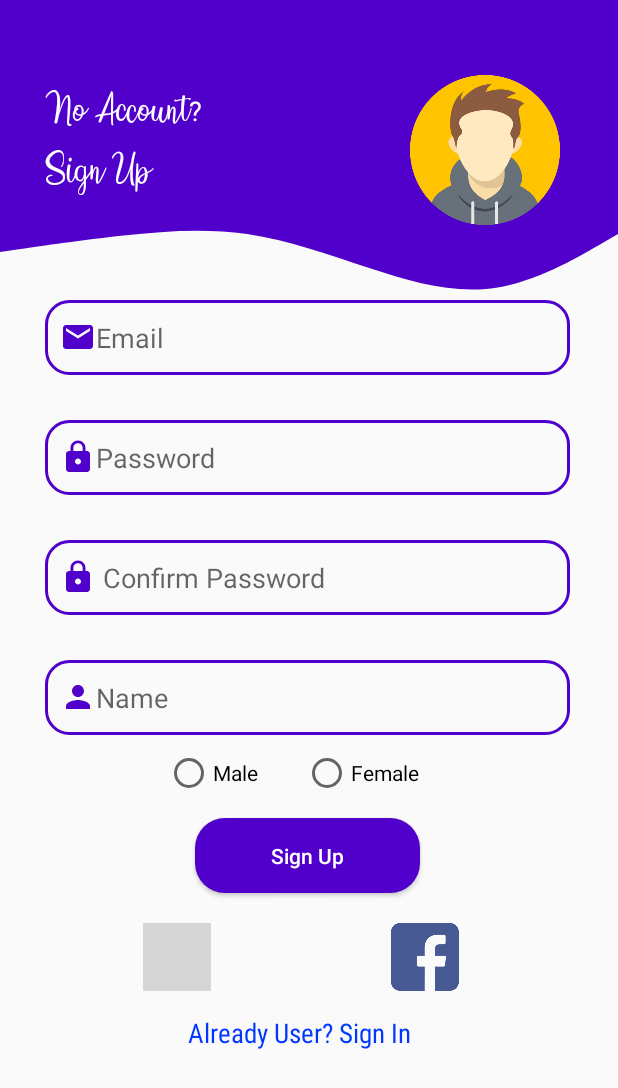
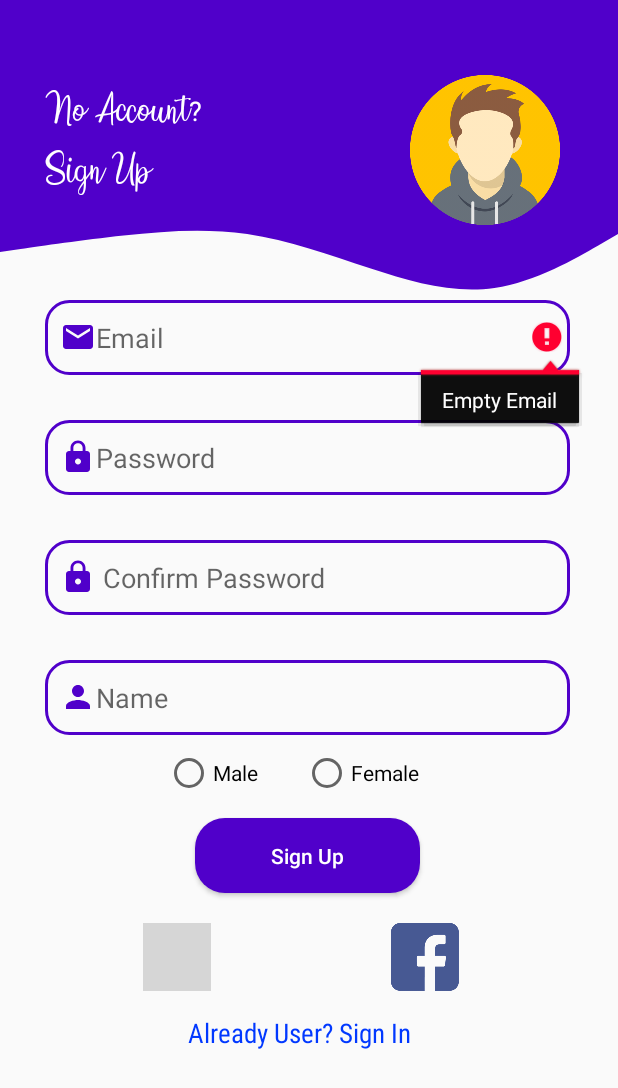
Before and after one commit to kaushikpuka1998/TinderClone-Java-, an Android app: the SignUpActivity screen opened directly, with no data from a screen before it, after a tap on "Sign Up", on a phone screen of 412 x 824 dp. Shown: the top 1088 px of the screen. Run offline under Robolectric (Android 15) with nearby library versions, the phone set to English and light mode, and no system bars; our stand-ins replace Firebase (no records; nobody signed in at launch, a user with empty details on screens opened directly); 1 statement that could not run was skipped; grey boxes are pictures that could not be loaded.

Commit message:
Radio button not operating fixed

```diff
--- a/app/src/main/java/com/kgstrivers/tinderc/SignUpActivity.java
+++ b/app/src/main/java/com/kgstrivers/tinderc/SignUpActivity.java
@@ -65,20 +65,43 @@ public class SignUpActivity extends AppCompatActivity {
             final String name = signupname.getText().toString();
             String sex = "";
 
-            if(male.isSelected())
+            if(male.isChecked())
             {
                 sex = male.getText().toString();
             }
-            else if(female.isSelected())
+            else if(female.isChecked())
             {
                 sex = female.getText().toString();
             }
 
-            if(!cpass.equals(pass))
+            if(email.isEmpty())
+            {
+                signupemail.setError("Empty Email");
+            }
+            else if(pass.isEmpty())
+            {
+                signuppass.setError("Empty Password");
+            }
+            else if(cpass.isEmpty())
+            {
+                signupcpass.setError("Empty Confirm Password");
+            }
+            else if(!cpass.equals(pass))
             {
                 signupcpass.setText("");
                 signupcpass.setError("Not matched with Password");
-            }else
+            }
+            else
+            {
+                if(name.isEmpty())
+                {
+                    signupname.setError("Name Empty");
+                }
+                else if(sex.isEmpty())
+                {
+                    Toast.makeText(this, "Sex is not Selected", Toast.LENGTH_SHORT).show();
+                }
+                else
                 {
                     mAuth.createUserWithEmailAndPassword(email,pass).addOnCompleteListener(SignUpActivity.this, new OnCompleteListener<AuthResult>() {
                         @Override
@@ -93,6 +116,8 @@ public class SignUpActivity extends AppCompatActivity {
                             }
                         }
                     });
+                }
+
             }
 
 
```
Lines whose indentation alone changed are shown as unchanged.
